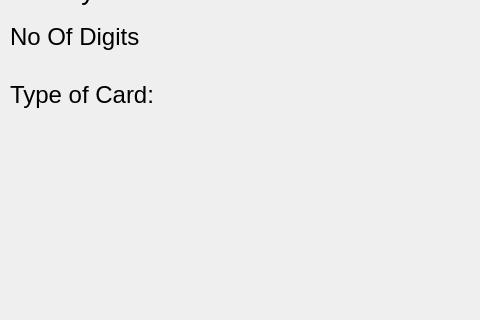
Before: the Qt Designer form mainwindow.ui in Sugam-Baidya/Credit_card_validator, drawn with Qt 5; both pictures show x 0 to 480 and y 142 to 462 of the 800 by 600 pixel window.
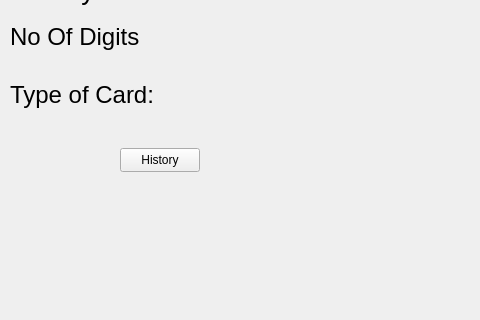
After: the same form once the commit is applied.

Commit message: created history dialog and made some changes

The edit to the form file:
```diff
--- a/mainwindow.ui
+++ b/mainwindow.ui
@@ -14,7 +14,7 @@
    <string>MainWindow</string>
   </property>
   <widget class="QWidget" name="centralwidget">
-   <widget class="QWidget" name="">
+   <widget class="QWidget" name="layoutWidget">
     <property name="geometry">
      <rect>
       <x>10</x>
@@ -151,7 +151,7 @@
      </item>
     </layout>
    </widget>
-   <widget class="QWidget" name="">
+   <widget class="QWidget" name="layoutWidget">
     <property name="geometry">
      <rect>
       <x>10</x>
@@ -187,6 +187,19 @@
      </item>
     </layout>
    </widget>
+   <widget class="QPushButton" name="pushButton_2">
+    <property name="geometry">
+     <rect>
+      <x>120</x>
+      <y>290</y>
+      <width>80</width>
+      <height>24</height>
+     </rect>
+    </property>
+    <property name="text">
+     <string>History</string>
+    </property>
+   </widget>
   </widget>
   <widget class="QMenuBar" name="menubar">
    <property name="geometry">
```
The commit also changes 9 other files.
